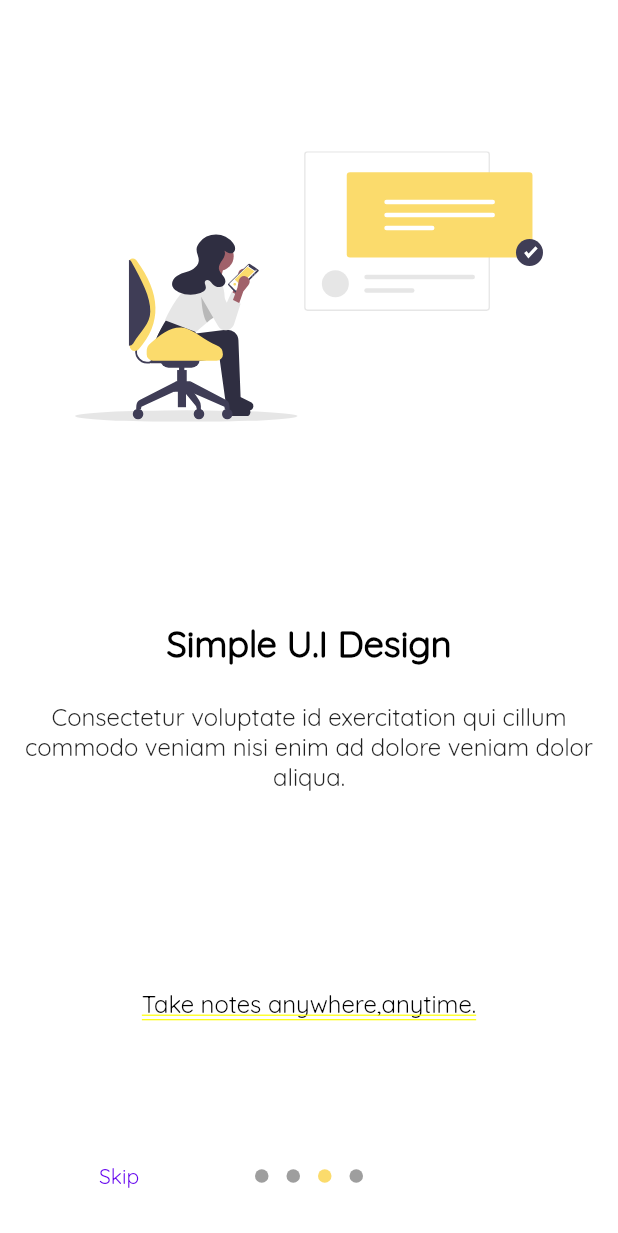
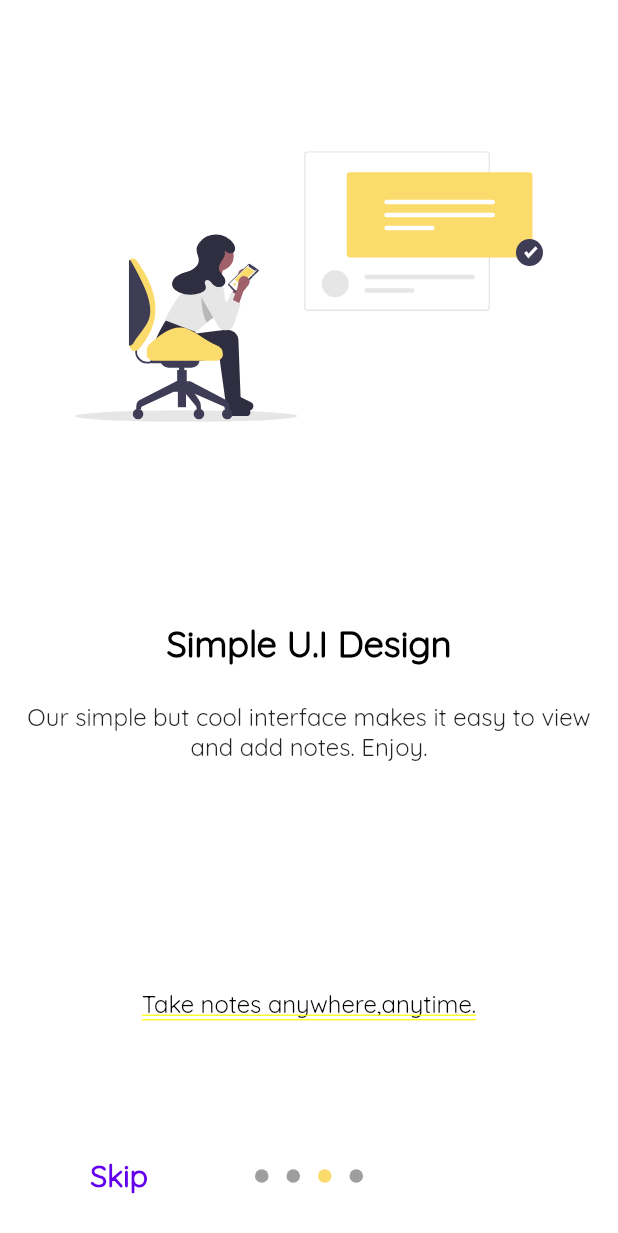
Before and after one commit to Strange-Philip/tiny_notes, a Flutter app: the screen it shows after launch, swiped to page 3, on a phone screen of 412 x 824 dp. Shown: the top 1233 px of the screen. Run offline on Flutter 3.47's test engine with Material 2 defaults, Android fonts, the phone set to English and light mode, and no system bars; drawn by our look-alikes of introduction_screen; our stand-ins replace flutter_spinkit, flutter_svg, image_picker, line_icons, shared_preferences, sqflite; missing offline and left inert: animated_splash, fast_color_picker; accounts and stored records are empty.

Commit message:
fixing bugs

```diff
--- a/lib/noteview.dart
+++ b/lib/noteview.dart
@@ -33,7 +33,7 @@ class _NoteViewState extends State<NoteView> {
     final color =hexToColor(selectedNote.color);
     return SafeArea(
         child: Scaffold(
-      backgroundColor: color.withOpacity(0.7),
+      backgroundColor: color,
       appBar: AppBar(
         elevation: 0,
         backgroundColor: Colors.transparent,
--- a/lib/onboarding.dart
+++ b/lib/onboarding.dart
@@ -19,9 +19,8 @@ class Onboard extends StatelessWidget {
           Center(
             child: Column(
               children: [
-               SizedBox(height: MediaQuery.of(context).size.height*0.8),
-                Align(
-                  alignment: Alignment.bottomCenter,
+                SizedBox(height: MediaQuery.of(context).size.height * 0.8),
+                Center(
                   child: Text("Take notes anywhere,anytime.",
                       style: TextStyle(
                           fontWeight: FontWeight.w400,
@@ -55,12 +54,11 @@ class _OnboardingHomeState extends State<OnboardingHome> {
             image: SvgPicture.asset(
               "images/add_notes.svg",
             ),
-            body:
-                "Consectetur voluptate id exercitation qui cillum commodo veniam nisi enim ad dolore veniam dolor aliqua.",
+            body: "Tiny Notes allow users to easily add notes no matter how small they are. Best part is you dont need internet connection for this.",
             decoration: PageDecoration(
                 pageColor: Colors.white,
                 imagePadding: EdgeInsets.all(50),
-                  titleTextStyle: TextStyle(
+                titleTextStyle: TextStyle(
                     fontSize: 24,
                     color: Colors.black,
                     fontFamily: 'Quicksand',
@@ -76,7 +74,7 @@ class _OnboardingHomeState extends State<OnboardingHome> {
               "images/add_photo.svg",
             ),
             body:
-                "Consectetur voluptate id exercitation qui cillum commodo veniam nisi enim ad dolore veniam dolor aliqua.",
+                "We at Tiny Notes believe that some notes are better if you add your cool and exciting photos. Feel free to snap photos or just fetch from your gallery.",
             decoration: PageDecoration(
                 pageColor: Colors.white,
                 imagePadding: EdgeInsets.all(50),
@@ -96,11 +94,11 @@ class _OnboardingHomeState extends State<OnboardingHome> {
               "images/work_from_anywhere.svg",
             ),
             body:
-                "Consectetur voluptate id exercitation qui cillum commodo veniam nisi enim ad dolore veniam dolor aliqua.",
+                "Our simple but cool interface makes it easy to view and add notes. Enjoy.",
             decoration: PageDecoration(
                 pageColor: Colors.white,
                 imagePadding: EdgeInsets.all(50),
-                  titleTextStyle: TextStyle(
+                titleTextStyle: TextStyle(
                     fontSize: 24,
                     color: Colors.black,
                     fontFamily: 'Quicksand',
@@ -116,7 +114,7 @@ class _OnboardingHomeState extends State<OnboardingHome> {
               "images/dark_mode.svg",
             ),
             body:
-                "Consectetur voluptate id exercitation qui cillum commodo veniam nisi enim ad dolore veniam dolor aliqua.",
+                "Try our exciting dark mode theme. Remember to share with your friends too.",
             decoration: PageDecoration(
                 pageColor: Colors.white,
                 imagePadding: EdgeInsets.all(50),
@@ -139,7 +137,8 @@ class _OnboardingHomeState extends State<OnboardingHome> {
         "Done",
         style: TextStyle(
           color: Colors.yellow,
-          fontWeight: FontWeight.w400,
+          fontSize: 20,
+          fontWeight: FontWeight.w600,
           fontFamily: 'Quicksand',
         ),
       ),
@@ -147,7 +146,8 @@ class _OnboardingHomeState extends State<OnboardingHome> {
       skip: Text(
         "Skip",
         style: TextStyle(
-          fontWeight: FontWeight.w400,
+          fontWeight: FontWeight.w600,
+          fontSize: 20,
           fontFamily: 'Quicksand',
         ),
       ),
```
Also changed, not shown: lib/cards.dart (+10 -11 lines), lib/homepage.dart (+8 -3 lines).
